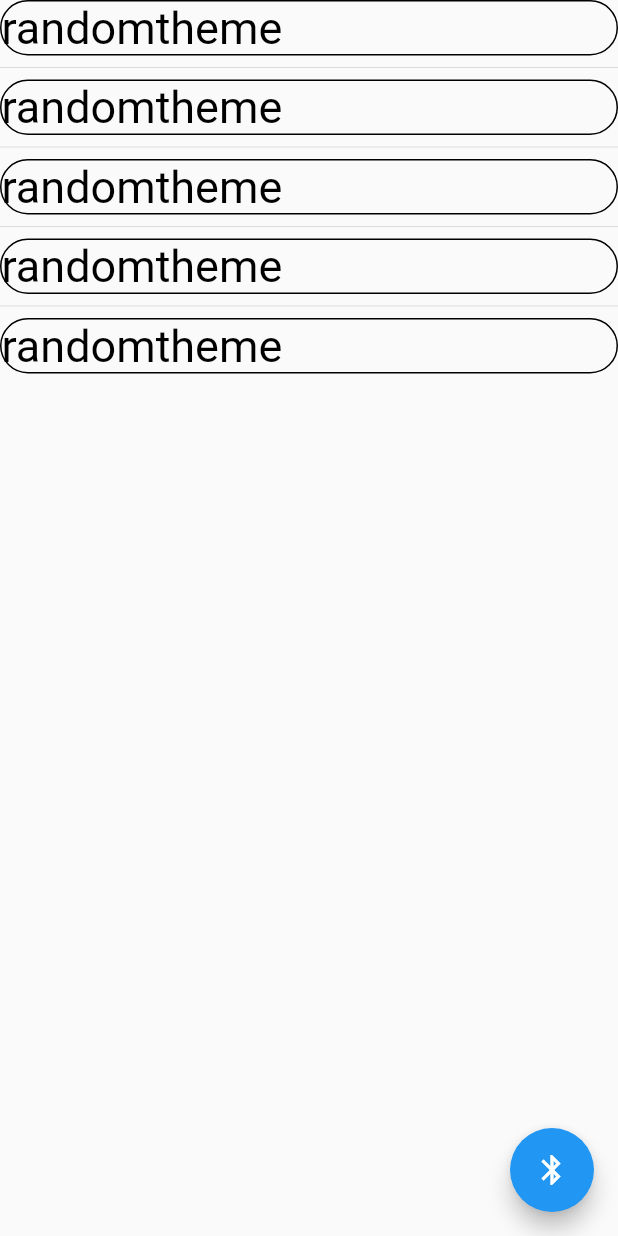
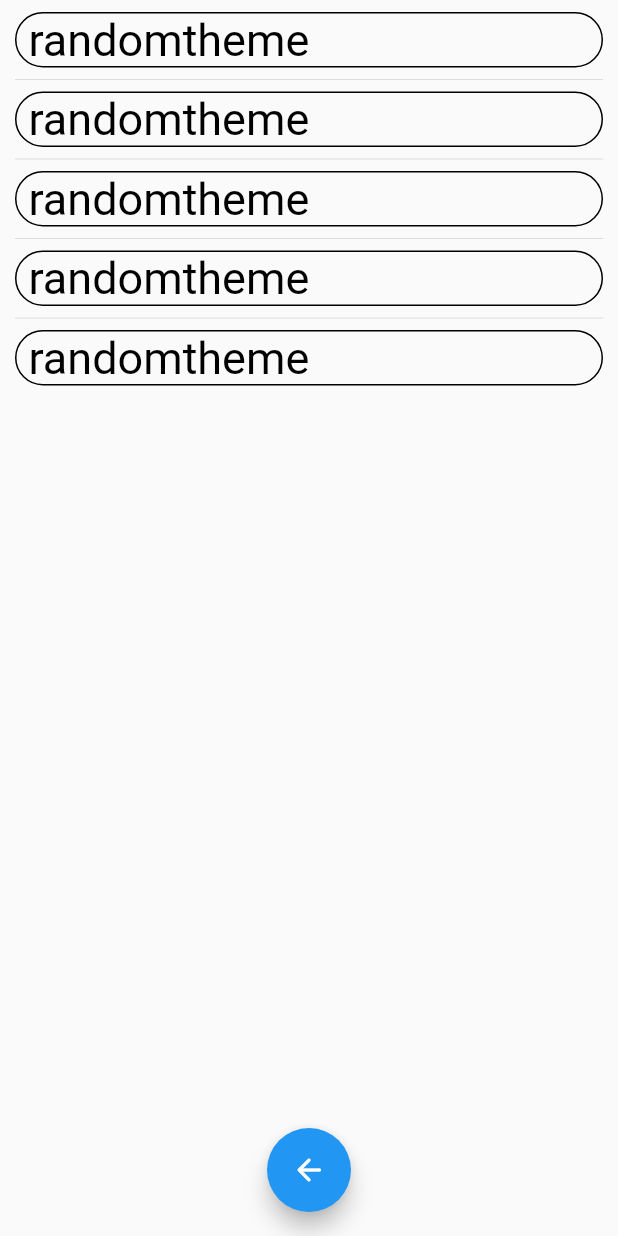
Before and after one commit to GivaldoEc/MangueApp, a Flutter app: the ThemeScreen screen opened by its route, on a phone screen of 412 x 824 dp. Run offline on Flutter 3.47's test engine with Material 2 defaults, Android fonts, the phone set to English and light mode, and no system bars; our stand-ins replace bloc, flutter_bloc, flutter_blue, sqflite; accounts and stored records are empty.

Commit message:
Major visual updates

```diff
--- a/lib/config/routes/route_generator.dart
+++ b/lib/config/routes/route_generator.dart
@@ -1,5 +1,9 @@
 import 'package:flutter/material.dart';
+import 'package:mangueapp/config/routes/routes.dart';
 import 'package:mangueapp/presentation/bluetooth/bluetooth_screen.dart';
+import 'package:mangueapp/presentation/config/config_screen.dart';
+import 'package:mangueapp/presentation/graphics/graphic_screen.dart';
+import 'package:mangueapp/presentation/selection_widget.dart';
 import 'package:mangueapp/presentation/config/theme_screen.dart';
 
 class RouteGenerator {
@@ -9,13 +13,18 @@ class RouteGenerator {
     switch (settings.name) {
       case '/':
         return MaterialPageRoute(
-            builder: (_) => const BluetoothScreen()); // First screen
-      case '/THEME':
-        return MaterialPageRoute(builder: (_)=>  const ThemeScreen());
-      // TO DO: implement splashscreen
+            builder: (_) => const SelectionScreen()); // First screen
+      case bluetoothRoute:
+        return MaterialPageRoute(builder: (_) => const BluetoothWidget());
+      case configRoute:
+        return MaterialPageRoute(builder: (_) => const ConfigScreen());
+      case graphRoute:
+        return MaterialPageRoute(builder: (_) => GraphicScreen());
+        case themeRoute:
+        return MaterialPageRoute(builder: (_) => const ThemeScreen());
       default:
         return MaterialPageRoute(
-            builder: (_) => const BluetoothScreen()); // return to init screen
+            builder: (_) => const SelectionScreen()); // return to init screen
     }
   }
 }
--- a/lib/config/routes/routes.dart
+++ b/lib/config/routes/routes.dart
@@ -1,4 +1,7 @@
 /* Routes */
 
 const String init = '/';
-const String config = '/THEME';
+const String configRoute = '/CONFIG';
+const String bluetoothRoute = '/BLUETOOTH';
+const String graphRoute = '/GRAPH';
+const String themeRoute = '/THEME';
--- a/lib/presentation/config/theme_screen.dart
+++ b/lib/presentation/config/theme_screen.dart
@@ -1,5 +1,4 @@
 import 'package:flutter/material.dart';
-import 'package:mangueapp/config/routes/routes.dart';
 import 'package:mangueapp/resources/widgets/option_widget.dart';
 
 class ThemeScreen extends StatelessWidget {
@@ -8,12 +7,17 @@ class ThemeScreen extends StatelessWidget {
   @override
   Widget build(BuildContext context) {
     return Scaffold(
+      floatingActionButtonLocation: FloatingActionButtonLocation.centerFloat,
       floatingActionButton: FloatingActionButton(
-        child: const Icon(Icons.bluetooth),
-        onPressed: () => Navigator.pushNamed(context, init),),
+        child: const Icon(Icons.arrow_back_rounded),
+        onPressed: () {
+          Navigator.pop(context);
+        },
+      ),
       body: Center(
+        child: Padding(
+          padding: const EdgeInsets.symmetric(horizontal: 10.0, vertical: 8),
           child: ListView.separated(
-
             itemBuilder: (BuildContext context, int index) {
               return GestureDetector(
                 onTap: () {
@@ -29,6 +33,7 @@ class ThemeScreen extends StatelessWidget {
                 const Divider(),
           ),
         ),
+      ),
     );
   }
 }
--- a/lib/resources/widgets/option_widget.dart
+++ b/lib/resources/widgets/option_widget.dart
@@ -40,11 +40,14 @@ class ThemeContainer extends StatelessWidget {
           border:
               Border.all(color: Colors.black,), // TODO: Implement as textcolor
           borderRadius: const BorderRadius.all(Radius.circular(40))),
-      child: Text(text,
-      style: const TextStyle(
-        fontSize: 30,
-        color: Colors.black, // TODO: implement cubit
-      ),),
+      child: Padding(
+        padding: const EdgeInsets.symmetric(horizontal: 8.0),
+        child: Text(text,
+        style: const TextStyle(
+          fontSize: 30,
+          color: Colors.black, // TODO: implement cubit
+        ),),
+      ),
     );
   }
 }
```
Also changed, not shown: lib/bloc/BTCubit/bt_cubit.dart (+46 -21 lines), lib/presentation/bluetooth/bluetooth_screen.dart (+10 -18 lines), lib/presentation/config/config_screen.dart (added, +28 -0 lines), lib/presentation/graphics/graphic_screen.dart (added, +9 -0 lines), lib/presentation/selection_widget.dart (added, +20 -0 lines), lib/resources/widgets/bluetooth_list.dart (+26 -12 lines), lib/resources/widgets/navigation_bar.dart (added, +42 -0 lines). Lines whose indentation alone changed are shown as unchanged.
